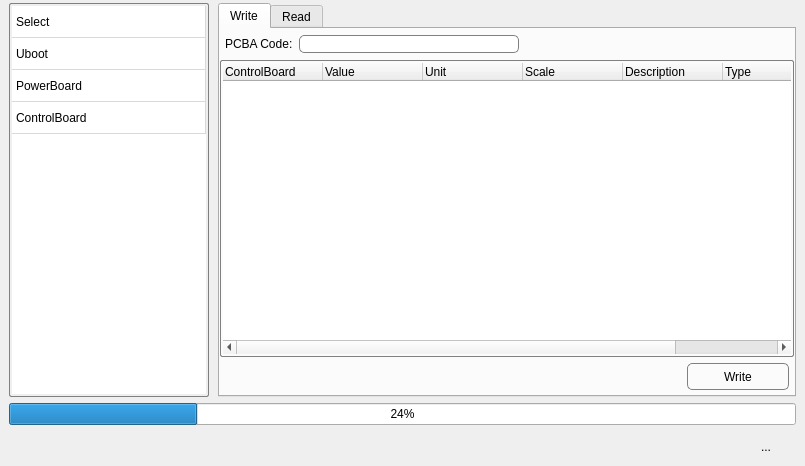
Before: the Qt Designer form App/EpromManager/eprommanager.ui in Scorpion1911/ServoDriveTech, drawn with Qt 5.
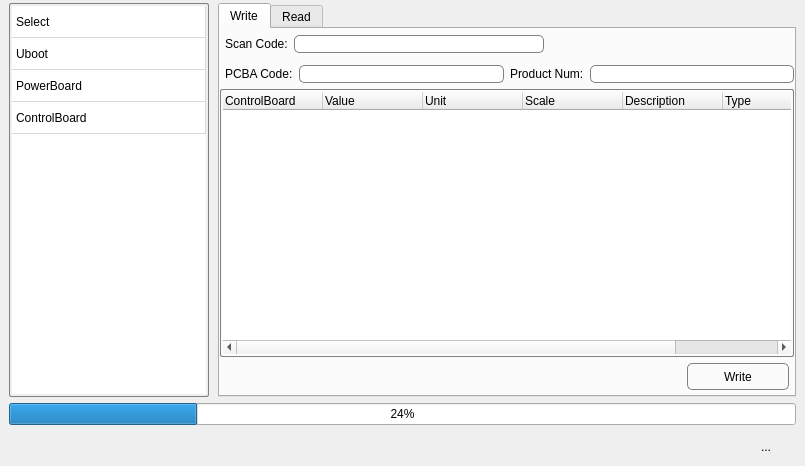
After: the same form once the commit is applied. The open tabs and pages were chosen to show the change.

Patch:
```diff
--- a/App/EpromManager/eprommanager.ui
+++ b/App/EpromManager/eprommanager.ui
@@ -149,7 +149,7 @@
      <item>
       <widget class="QStackedWidget" name="stack">
        <property name="currentIndex">
-        <number>0</number>
+        <number>3</number>
        </property>
        <widget class="QWidget" name="Select">
         <layout class="QHBoxLayout" name="horizontalLayout_13">
@@ -456,7 +456,7 @@
             <attribute name="title">
              <string>Write</string>
             </attribute>
-            <layout class="QGridLayout" name="gridLayout_3">
+            <layout class="QVBoxLayout" name="verticalLayout_3">
              <property name="leftMargin">
               <number>0</number>
              </property>
@@ -469,7 +469,53 @@
              <property name="bottomMargin">
               <number>0</number>
              </property>
-             <item row="0" column="0">
+             <item>
+              <layout class="QHBoxLayout" name="horizontalLayout_16">
+               <property name="leftMargin">
+                <number>5</number>
+               </property>
+               <property name="topMargin">
+                <number>5</number>
+               </property>
+               <item>
+                <widget class="QLabel" name="label_6">
+                 <property name="sizePolicy">
+                  <sizepolicy hsizetype="Fixed" vsizetype="Fixed">
+                   <horstretch>0</horstretch>
+                   <verstretch>0</verstretch>
+                  </sizepolicy>
+                 </property>
+                 <property name="text">
+                  <string>Scan Code:</string>
+                 </property>
+                </widget>
+               </item>
+               <item>
+                <widget class="QLineEdit" name="lineEdit_pwr_scan">
+                 <property name="sizePolicy">
+                  <sizepolicy hsizetype="Expanding" vsizetype="Fixed">
+                   <horstretch>0</horstretch>
+                   <verstretch>0</verstretch>
+                  </sizepolicy>
+                 </property>
+                </widget>
+               </item>
+               <item>
+                <spacer name="horizontalSpacer_4">
+                 <property name="orientation">
+                  <enum>Qt::Horizontal</enum>
+                 </property>
+                 <property name="sizeHint" stdset="0">
+                  <size>
+                   <width>40</width>
+                   <height>20</height>
+                  </size>
+                 </property>
+                </spacer>
+               </item>
+              </layout>
+             </item>
+             <item>
               <layout class="QHBoxLayout" name="horizontalLayout">
                <property name="leftMargin">
                 <number>5</number>
@@ -496,41 +542,54 @@
                <item>
                 <widget class="QLineEdit" name="lineEdit">
                  <property name="sizePolicy">
-                  <sizepolicy hsizetype="Fixed" vsizetype="Fixed">
+                  <sizepolicy hsizetype="Preferred" vsizetype="Fixed">
                    <horstretch>0</horstretch>
                    <verstretch>0</verstretch>
                   </sizepolicy>
                  </property>
                  <property name="minimumSize">
                   <size>
-                   <width>220</width>
+                   <width>0</width>
                    <height>0</height>
                   </size>
                  </property>
                  <property name="styleSheet">
                   <string notr="true">background-color: rgb(255, 255, 255);</string>
                  </property>
+                 <property name="readOnly">
+                  <bool>true</bool>
+                 </property>
                 </widget>
                </item>
                <item>
-                <spacer name="horizontalSpacer_4">
-                 <property name="orientation">
-                  <enum>Qt::Horizontal</enum>
+                <widget class="QLabel" name="label_4">
+                 <property name="sizePolicy">
+                  <sizepolicy hsizetype="Fixed" vsizetype="Fixed">
+                   <horstretch>0</horstretch>
+                   <verstretch>0</verstretch>
+                  </sizepolicy>
                  </property>
-                 <property name="sizeType">
-                  <enum>QSizePolicy::Expanding</enum>
+                 <property name="text">
+                  <string>Product Num:</string>
                  </property>
-                 <property name="sizeHint" stdset="0">
-                  <size>
-                   <width>130</width>
-                   <height>20</height>
-                  </size>
+                </widget>
+               </item>
+               <item>
+                <widget class="QLineEdit" name="lineEdit_pwr_proNum">
+                 <property name="sizePolicy">
+                  <sizepolicy hsizetype="Preferred" vsizetype="Fixed">
+                   <horstretch>0</horstretch>
+                   <verstretch>0</verstretch>
+                  </sizepolicy>
                  </property>
-                </spacer>
+                 <property name="readOnly">
+                  <bool>true</bool>
+                 </property>
+                </widget>
                </item>
               </layout>
              </item>
-             <item row="1" column="0">
+             <item>
               <widget class="QTreeWidget" name="treeWidget">
                <property name="minimumSize">
                 <size>
@@ -575,7 +634,7 @@
                </column>
               </widget>
              </item>
-             <item row="2" column="0">
+             <item>
               <layout class="QHBoxLayout" name="horizontalLayout_10">
                <property name="rightMargin">
                 <number>5</number>
@@ -727,7 +786,7 @@
             <attribute name="title">
              <string>Write</string>
             </attribute>
-            <layout class="QGridLayout" name="gridLayout_5">
+            <layout class="QVBoxLayout" name="verticalLayout_5">
              <property name="leftMargin">
               <number>0</number>
              </property>
@@ -740,8 +799,66 @@
              <property name="bottomMargin">
               <number>0</number>
              </property>
-             <item row="0" column="0">
-              <layout class="QHBoxLayout" name="horizontalLayout_2">
+             <item>
+              <layout class="QHBoxLayout" name="horizontalLayout_17" stretch="0,1,1">
+               <property name="leftMargin">
+                <number>5</number>
+               </property>
+               <property name="topMargin">
+                <number>5</number>
+               </property>
+               <item>
+                <widget class="QLabel" name="label_7">
+                 <property name="sizePolicy">
+                  <sizepolicy hsizetype="Fixed" vsizetype="Fixed">
+                   <horstretch>0</horstretch>
+                   <verstretch>0</verstretch>
+                  </sizepolicy>
+                 </property>
+                 <property name="text">
+                  <string>Scan Code:</string>
+                 </property>
+                </widget>
+               </item>
+               <item>
+                <widget class="QLineEdit" name="lineEdit_ctr_scan">
+                 <property name="sizePolicy">
+                  <sizepolicy hsizetype="Preferred" vsizetype="Fixed">
+                   <horstretch>0</horstretch>
+                   <verstretch>0</verstretch>
+                  </sizepolicy>
+                 </property>
+                 <property name="minimumSize">
+                  <size>
+                   <width>0</width>
+                   <height>0</height>
+                  </size>
+                 </property>
+                 <property name="maximumSize">
+                  <size>
+                   <width>16777215</width>
+                   <height>16777215</height>
+                  </size>
+                 </property>
+                </widget>
+               </item>
+               <item>
+                <spacer name="horizontalSpacer_5">
+                 <property name="orientation">
+                  <enum>Qt::Horizontal</enum>
+                 </property>
+                 <property name="sizeHint" stdset="0">
+                  <size>
+                   <width>40</width>
+                   <height>20</height>
+                  </size>
+                 </property>
+                </spacer>
+               </item>
+              </layout>
+             </item>
+             <item>
+              <layout class="QHBoxLayout" name="horizontalLayout_2" stretch="0,1,0,1">
                <property name="leftMargin">
                 <number>5</number>
                </property>
@@ -767,41 +884,54 @@
                <item>
                 <widget class="QLineEdit" name="lineEdit_2">
                  <property name="sizePolicy">
-                  <sizepolicy hsizetype="Fixed" vsizetype="Fixed">
+                  <sizepolicy hsizetype="Preferred" vsizetype="Fixed">
                    <horstretch>0</horstretch>
                    <verstretch>0</verstretch>
                   </sizepolicy>
                  </property>
                  <property name="minimumSize">
                   <size>
-                   <width>220</width>
+                   <width>0</width>
                    <height>0</height>
                   </size>
                  </property>
                  <property name="styleSheet">
                   <string notr="true">background-color: rgb(255, 255, 255);</string>
                  </property>
+                 <property name="readOnly">
+                  <bool>true</bool>
+                 </property>
                 </widget>
                </item>
                <item>
-                <spacer name="horizontalSpacer_5">
-                 <property name="orientation">
-                  <enum>Qt::Horizontal</enum>
+                <widget class="QLabel" name="label_5">
+                 <property name="sizePolicy">
+                  <sizepolicy hsizetype="Fixed" vsizetype="Fixed">
+                   <horstretch>0</horstretch>
+                   <verstretch>0</verstretch>
+                  </sizepolicy>
                  </property>
-                 <property name="sizeType">
-                  <enum>QSizePolicy::Expanding</enum>
+                 <property name="text">
+                  <string>Product Num:</string>
                  </property>
-                 <property name="sizeHint" stdset="0">
-                  <size>
-                   <width>130</width>
-                   <height>20</height>
-                  </size>
+                </widget>
+               </item>
+               <item>
+                <widget class="QLineEdit" name="lineEdit_ctr_proNum">
+                 <property name="sizePolicy">
+                  <sizepolicy hsizetype="Preferred" vsizetype="Fixed">
+                   <horstretch>0</horstretch>
+                   <verstretch>0</verstretch>
+                  </sizepolicy>
                  </property>
-                </spacer>
+                 <property name="readOnly">
+                  <bool>true</bool>
+                 </property>
+                </widget>
                </item>
               </layout>
              </item>
-             <item row="1" column="0">
+             <item>
               <widget class="QTreeWidget" name="treeWidget_2">
                <property name="minimumSize">
                 <size>
@@ -849,7 +979,7 @@
                </column>
               </widget>
              </item>
-             <item row="2" column="0">
+             <item>
               <layout class="QHBoxLayout" name="horizontalLayout_8">
                <property name="rightMargin">
                 <number>5</number>
```
